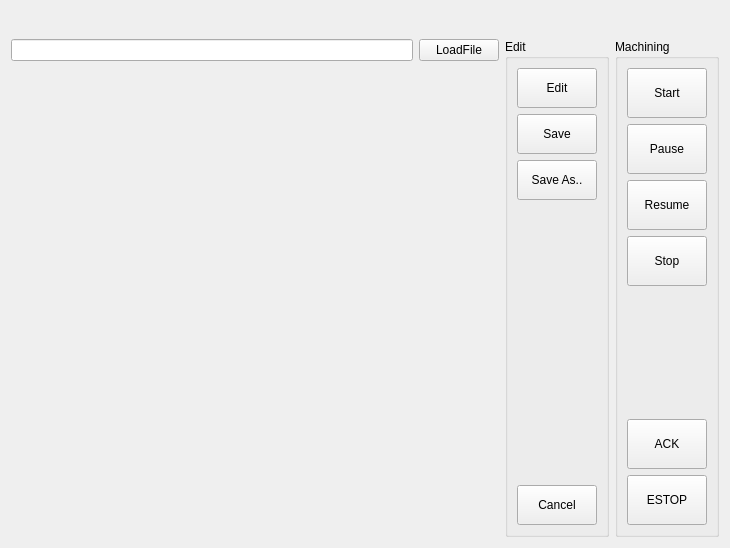
The window that App/GCodePanel/GCodePanel.ui (windsgo/edm_project) describes before a commit, drawn with Qt 5.
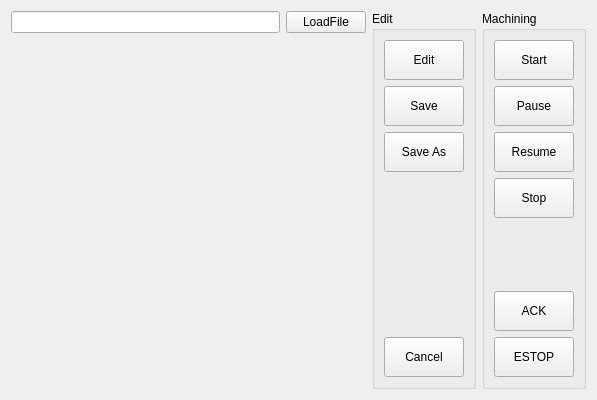
The same window after the commit.

Diff of the .ui file:
```diff
--- a/App/GCodePanel/GCodePanel.ui
+++ b/App/GCodePanel/GCodePanel.ui
@@ -6,15 +6,38 @@
    <rect>
     <x>0</x>
     <y>0</y>
-    <width>730</width>
-    <height>548</height>
+    <width>597</width>
+    <height>399</height>
    </rect>
   </property>
   <property name="windowTitle">
    <string>Form</string>
   </property>
   <layout class="QGridLayout" name="gridLayout">
-   <item row="1" column="2" rowspan="2">
+   <item row="1" column="0" colspan="2">
+    <widget class="QWidget" name="widget_editor" native="true">
+     <property name="minimumSize">
+      <size>
+       <width>250</width>
+       <height>350</height>
+      </size>
+     </property>
+    </widget>
+   </item>
+   <item row="0" column="1">
+    <widget class="QPushButton" name="pb_loadfile">
+     <property name="sizePolicy">
+      <sizepolicy hsizetype="Preferred" vsizetype="Preferred">
+       <horstretch>0</horstretch>
+       <verstretch>0</verstretch>
+      </sizepolicy>
+     </property>
+     <property name="text">
+      <string>LoadFile</string>
+     </property>
+    </widget>
+   </item>
+   <item row="0" column="2" rowspan="2">
     <widget class="QGroupBox" name="groupBox_edit">
      <property name="title">
       <string>Edit</string>
@@ -23,14 +46,14 @@
       <item>
        <widget class="QPushButton" name="pb_edit">
         <property name="sizePolicy">
-         <sizepolicy hsizetype="Preferred" vsizetype="Preferred">
+         <sizepolicy hsizetype="Minimum" vsizetype="Preferred">
           <horstretch>0</horstretch>
           <verstretch>0</verstretch>
          </sizepolicy>
         </property>
         <property name="minimumSize">
          <size>
-          <width>80</width>
+          <width>60</width>
           <height>40</height>
          </size>
         </property>
@@ -51,14 +74,14 @@
       <item>
        <widget class="QPushButton" name="pb_save">
         <property name="sizePolicy">
-         <sizepolicy hsizetype="Preferred" vsizetype="Preferred">
+         <sizepolicy hsizetype="Minimum" vsizetype="Preferred">
           <horstretch>0</horstretch>
           <verstretch>0</verstretch>
          </sizepolicy>
         </property>
         <property name="minimumSize">
          <size>
-          <width>80</width>
+          <width>60</width>
           <height>40</height>
          </size>
         </property>
@@ -76,14 +99,14 @@
       <item>
        <widget class="QPushButton" name="pb_save_as">
         <property name="sizePolicy">
-         <sizepolicy hsizetype="Preferred" vsizetype="Preferred">
+         <sizepolicy hsizetype="Minimum" vsizetype="Preferred">
           <horstretch>0</horstretch>
           <verstretch>0</verstretch>
          </sizepolicy>
         </property>
         <property name="minimumSize">
          <size>
-          <width>80</width>
+          <width>60</width>
           <height>40</height>
          </size>
         </property>
@@ -94,7 +117,7 @@
          </size>
         </property>
         <property name="text">
-         <string>Save As..</string>
+         <string>Save As</string>
         </property>
        </widget>
       </item>
@@ -114,14 +137,14 @@
       <item>
        <widget class="QPushButton" name="pb_cancel">
         <property name="sizePolicy">
-         <sizepolicy hsizetype="Preferred" vsizetype="Preferred">
+         <sizepolicy hsizetype="Minimum" vsizetype="Preferred">
           <horstretch>0</horstretch>
           <verstretch>0</verstretch>
          </sizepolicy>
         </property>
         <property name="minimumSize">
          <size>
-          <width>80</width>
+          <width>60</width>
           <height>40</height>
          </size>
         </property>
@@ -139,7 +162,7 @@
      </layout>
     </widget>
    </item>
-   <item row="1" column="3" rowspan="2">
+   <item row="0" column="3" rowspan="2">
     <widget class="QGroupBox" name="groupBox_machining">
      <property name="title">
       <string>Machining</string>
@@ -148,15 +171,15 @@
       <item>
        <widget class="QPushButton" name="pb_start">
         <property name="sizePolicy">
-         <sizepolicy hsizetype="Preferred" vsizetype="Preferred">
+         <sizepolicy hsizetype="Minimum" vsizetype="Preferred">
           <horstretch>0</horstretch>
           <verstretch>0</verstretch>
          </sizepolicy>
         </property>
         <property name="minimumSize">
          <size>
-          <width>80</width>
-          <height>50</height>
+          <width>50</width>
+          <height>40</height>
          </size>
         </property>
         <property name="maximumSize">
@@ -173,15 +196,15 @@
       <item>
        <widget class="QPushButton" name="pb_pause">
         <property name="sizePolicy">
-         <sizepolicy hsizetype="Preferred" vsizetype="Preferred">
+         <sizepolicy hsizetype="Minimum" vsizetype="Preferred">
           <horstretch>0</horstretch>
           <verstretch>0</verstretch>
          </sizepolicy>
         </property>
         <property name="minimumSize">
          <size>
-          <width>80</width>
-          <height>50</height>
+          <width>50</width>
+          <height>40</height>
          </size>
         </property>
         <property name="maximumSize">
@@ -198,15 +221,15 @@
       <item>
        <widget class="QPushButton" name="pb_resume">
         <property name="sizePolicy">
-         <sizepolicy hsizetype="Preferred" vsizetype="Preferred">
+         <sizepolicy hsizetype="Minimum" vsizetype="Preferred">
           <horstretch>0</horstretch>
           <verstretch>0</verstretch>
          </sizepolicy>
         </property>
         <property name="minimumSize">
          <size>
-          <width>80</width>
-          <height>50</height>
+          <width>50</width>
+          <height>40</height>
          </size>
         </property>
         <property name="maximumSize">
@@ -223,15 +246,15 @@
       <item>
        <widget class="QPushButton" name="pb_stop">
         <property name="sizePolicy">
-         <sizepolicy hsizetype="Preferred" vsizetype="Preferred">
+         <sizepolicy hsizetype="Minimum" vsizetype="Preferred">
           <horstretch>0</horstretch>
           <verstretch>0</verstretch>
          </sizepolicy>
         </property>
         <property name="minimumSize">
          <size>
-          <width>80</width>
-          <height>50</height>
+          <width>50</width>
+          <height>40</height>
          </size>
         </property>
         <property name="maximumSize">
@@ -261,15 +284,15 @@
       <item>
        <widget class="QPushButton" name="pb_ack">
         <property name="sizePolicy">
-         <sizepolicy hsizetype="Preferred" vsizetype="Preferred">
+         <sizepolicy hsizetype="Minimum" vsizetype="Preferred">
           <horstretch>0</horstretch>
           <verstretch>0</verstretch>
          </sizepolicy>
         </property>
         <property name="minimumSize">
          <size>
-          <width>80</width>
-          <height>50</height>
+          <width>50</width>
+          <height>40</height>
          </size>
         </property>
         <property name="maximumSize">
@@ -286,15 +309,15 @@
       <item>
        <widget class="QPushButton" name="pb_estop">
         <property name="sizePolicy">
-         <sizepolicy hsizetype="Preferred" vsizetype="Preferred">
+         <sizepolicy hsizetype="Minimum" vsizetype="Preferred">
           <horstretch>0</horstretch>
           <verstretch>0</verstretch>
          </sizepolicy>
         </property>
         <property name="minimumSize">
          <size>
-          <width>80</width>
-          <height>50</height>
+          <width>50</width>
+          <height>40</height>
          </size>
         </property>
         <property name="maximumSize">
@@ -311,44 +334,8 @@
      </layout>
     </widget>
    </item>
-   <item row="1" column="1">
-    <widget class="QPushButton" name="pb_loadfile">
-     <property name="sizePolicy">
-      <sizepolicy hsizetype="Preferred" vsizetype="Preferred">
-       <horstretch>0</horstretch>
-       <verstretch>0</verstretch>
-      </sizepolicy>
-     </property>
-     <property name="text">
-      <string>LoadFile</string>
-     </property>
-    </widget>
-   </item>
-   <item row="1" column="0">
-    <widget class="QLineEdit" name="le_current_file"/>
-   </item>
-   <item row="2" column="0" colspan="2">
-    <widget class="QWidget" name="widget_editor" native="true">
-     <property name="minimumSize">
-      <size>
-       <width>0</width>
-       <height>470</height>
-      </size>
-     </property>
-    </widget>
-   </item>
    <item row="0" column="0">
-    <spacer name="verticalSpacer_3">
-     <property name="orientation">
-      <enum>Qt::Vertical</enum>
-     </property>
-     <property name="sizeHint" stdset="0">
-      <size>
-       <width>20</width>
-       <height>40</height>
-      </size>
-     </property>
-    </spacer>
+    <widget class="QLineEdit" name="le_current_file"/>
    </item>
   </layout>
  </widget>
```
